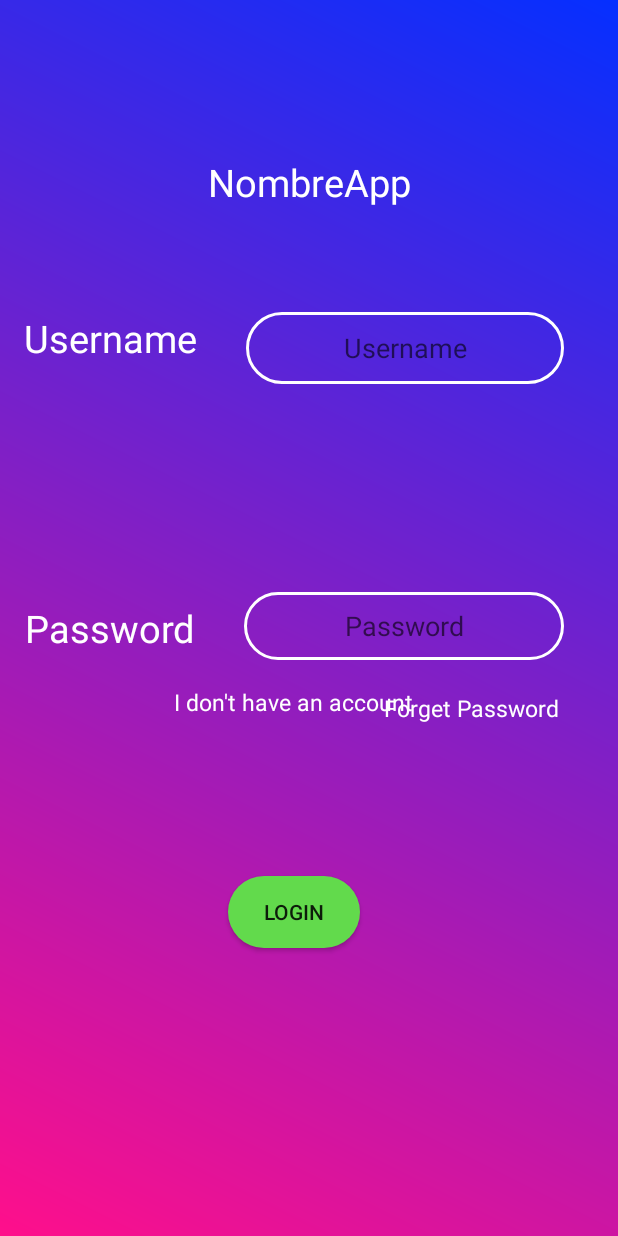
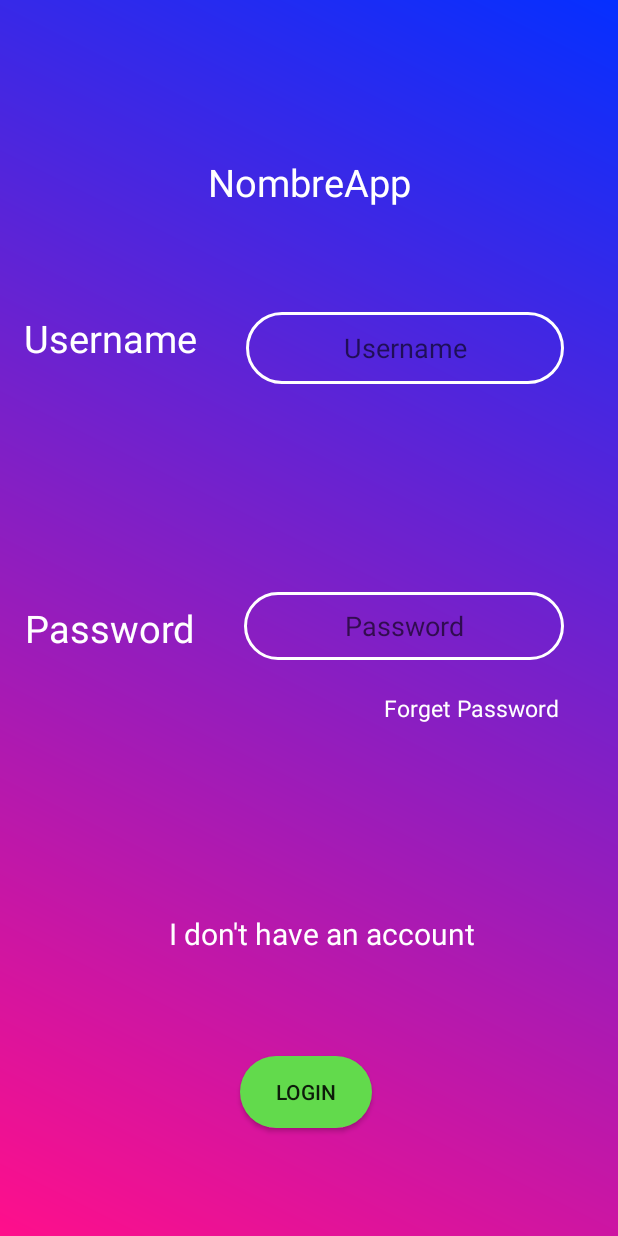
Before and after one commit to David-Francesch/TFG, an Android app: the screen it shows after launch (MainActivity), on a phone screen of 412 x 824 dp. Run offline under Robolectric (Android 15) with nearby library versions, the phone set to English and light mode, and no system bars.

Commit message:
Idioma español y pongo todos los textos como strings cambios generales pequeños

```diff
--- a/app/src/main/res/layout/activity_main.xml
+++ b/app/src/main/res/layout/activity_main.xml
@@ -77,7 +77,7 @@
         android:layout_height="wrap_content"
         android:layout_marginTop="21dp"
         android:layout_marginEnd="39dp"
-        android:text="Forget Password"
+        android:text="@string/forgetPw"
         android:clickable="true"
         android:onClick="forgotPass"
         app:layout_constraintBottom_toBottomOf="parent"
@@ -90,28 +90,32 @@
         android:id="@+id/Login"
         android:layout_width="wrap_content"
         android:layout_height="wrap_content"
-        android:layout_marginStart="152dp"
-        android:layout_marginBottom="192dp"
-        android:text="LogIn"
+        android:layout_marginStart="160dp"
+        android:layout_marginBottom="72dp"
         android:background="@drawable/loginbutton"
+        android:onClick="loginProcess"
+        android:text="@string/login"
         app:layout_constraintBottom_toBottomOf="parent"
-        app:layout_constraintStart_toStartOf="parent"
-        android:onClick="loginProcess"/>
+        app:layout_constraintStart_toStartOf="parent" />
 
     <TextView
         android:id="@+id/RegisterText"
-        android:layout_width="wrap_content"
-        android:layout_height="wrap_content"
-        android:layout_marginTop="444dp"
+        style="@style/BtnTextLabels"
+        android:layout_width="223dp"
+        android:layout_height="75dp"
+        android:layout_marginStart="103dp"
+        android:layout_marginTop="103dp"
+        android:layout_marginEnd="85dp"
+        android:layout_marginBottom="45dp"
         android:clickable="true"
         android:gravity="center"
         android:minHeight="48dp"
         android:onClick="openRegister"
         android:text="@string/register"
+        android:textSize="20dp"
+        app:layout_constraintBottom_toTopOf="@+id/Login"
         app:layout_constraintEnd_toEndOf="parent"
-        app:layout_constraintHorizontal_bias="0.459"
         app:layout_constraintStart_toStartOf="parent"
-        app:layout_constraintTop_toTopOf="parent"
-        style="@style/BtnTextLabels"/>
+        app:layout_constraintTop_toBottomOf="@+id/FPass" />
 
 </android.support.constraint.ConstraintLayout>
--- a/app/src/main/res/values/strings.xml
+++ b/app/src/main/res/values/strings.xml
@@ -4,10 +4,12 @@
     <string name="description">DESCRIPTION_PLACEHOLDER</string>
     <string name="gustos">GUSTOS_PLACEHOLDER</string>
     <string name="register">I don\'t have an account</string>
+    <string name="login">Login</string>
     <string name="nombre">Name</string>
     <string name="apellido">Last Name</string>
     <string name="usuario">Username</string>
     <string name="correo">e-Mail</string>
     <string name="password">Password</string>
     <string name="dob">Date Of Birth</string>
+    <string name="forgetPw">Forget Password</string>
 </resources>
```
Also changed, not shown: app/src/main/res/layout/activity_loginv2.xml (+17 -14 lines), 1 other file.
